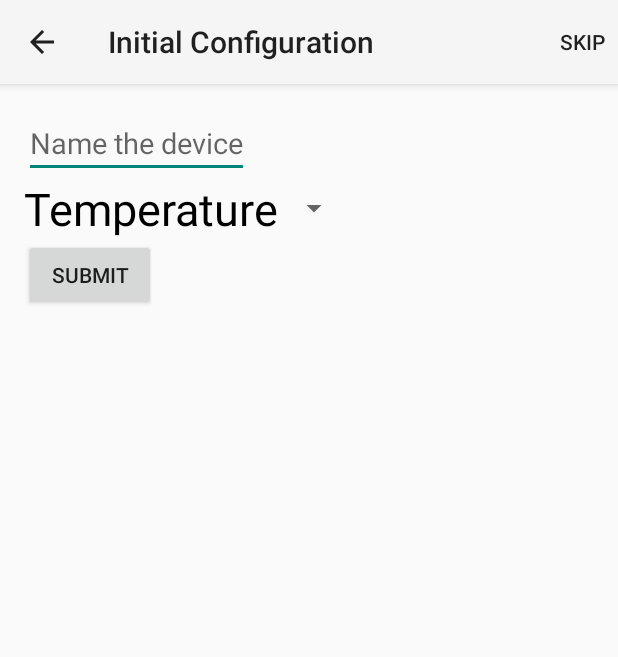
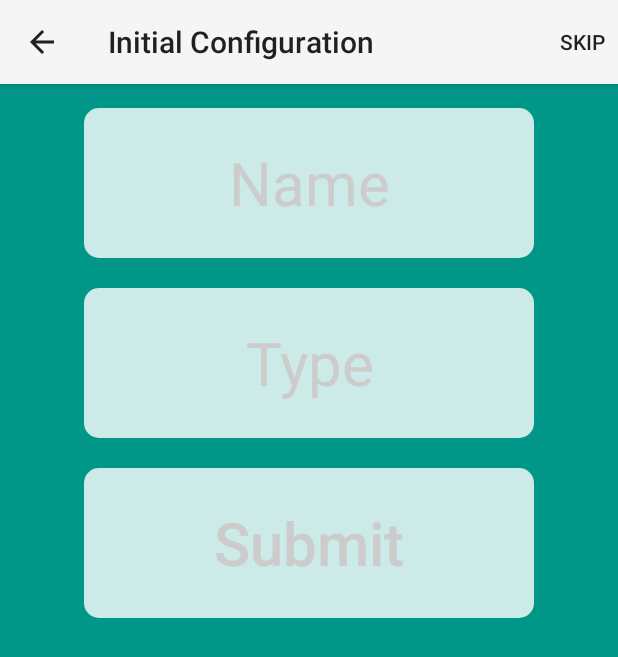
Before and after one commit to connorwstein/IoTManager, an Android app: the InitialDeviceConfiguration screen opened directly, with no data from a screen before it, on a phone screen of 412 x 824 dp. Shown: the top 657 px of the screen. Run offline under Robolectric (Android 15) with nearby library versions, the phone set to English and light mode, and no system bars.

Commit message:
added some styling to the add device workflow

```diff
--- a/app/src/main/java/com/iotmanager/AvailableDevices.java
+++ b/app/src/main/java/com/iotmanager/AvailableDevices.java
@@ -72,7 +72,7 @@ public class AvailableDevices extends AppCompatActivity {
         listView=(ListView)findViewById(R.id.networkList);
         ArrayAdapter<String> arrayAdapter=new ArrayAdapter<String>(
                 this,
-                android.R.layout.simple_list_item_1,
+                R.layout.list,
                 getDeviceSSIDs()
         );
         listView.setAdapter(arrayAdapter);
--- a/app/src/main/java/com/iotmanager/AvailableNetworks.java
+++ b/app/src/main/java/com/iotmanager/AvailableNetworks.java
@@ -73,7 +73,7 @@ public class AvailableNetworks extends AppCompatActivity {
         networkListView=(ListView)findViewById(R.id.listNetworks);
         ArrayAdapter<String> arrayAdapter=new ArrayAdapter<String>(
                 this,
-                android.R.layout.simple_list_item_1,
+                R.layout.list,
                 getAllSSIDs()
         );
         networkListView.setAdapter(arrayAdapter);
--- a/app/src/main/java/com/iotmanager/InitialDeviceConfiguration.java
+++ b/app/src/main/java/com/iotmanager/InitialDeviceConfiguration.java
@@ -1,16 +1,20 @@
 package com.iotmanager;
 import static com.iotmanager.Constants.*;
 import android.content.Intent;
+import android.graphics.Color;
 import android.os.Bundle;
 import android.support.v7.app.AppCompatActivity;
 import android.util.Log;
 import android.view.Menu;
 import android.view.MenuItem;
 import android.view.View;
+import android.widget.AdapterView;
 import android.widget.ArrayAdapter;
 import android.widget.Button;
 import android.widget.EditText;
+import android.widget.ScrollView;
 import android.widget.Spinner;
+import android.widget.TextView;
 import android.widget.Toast;
 
 import java.util.ArrayList;
@@ -35,13 +39,20 @@ public class InitialDeviceConfiguration extends AppCompatActivity {
         deviceCommunicationHandler=new DeviceCommunicationHandler(DEFAULT_DEVICE_IP,DEFAULT_DEVICE_TCP_PORT,this);
         nameDevice=(EditText)findViewById(R.id.nameDevice);
         nameDeviceSubmit=(Button)findViewById(R.id.nameDeviceSubmit);
+        nameDeviceSubmit.setTextColor(Color.parseColor("#cccccc"));
         nameDeviceSubmit.setOnClickListener(new View.OnClickListener() {
             @Override
             public void onClick(View v) {
+
                 if(nameDevice.getText().toString().equals("")){
                     Toast.makeText(InitialDeviceConfiguration.this,"Please enter a name for the device",Toast.LENGTH_SHORT).show();
                     return;
                 }
+                if(deviceType.getSelectedItem().toString().equals("Type")){
+                    Toast.makeText(InitialDeviceConfiguration.this,"Please select type of device",Toast.LENGTH_SHORT).show();
+                    return;
+                }
+                nameDeviceSubmit.setTextColor(Color.BLACK);
                 String nameResponse=deviceCommunicationHandler.sendDataGetResponse(COMMAND_NAME+nameDevice.getText().toString());
                 String typeResponse=deviceCommunicationHandler.sendDataGetResponse(COMMAND_TYPE+deviceType.getSelectedItem().toString());
                 if(nameResponse.equals(RESPONSE_NAME_SUCCESS)&&typeResponse.equals(RESPONSE_TYPE_SUCCESS)){
@@ -63,6 +74,7 @@ public class InitialDeviceConfiguration extends AppCompatActivity {
     private void setUpSpinner(){
         deviceType=(Spinner)findViewById(R.id.deviceType);
         ArrayList<String> types=new ArrayList<String>();
+        types.add("Type");
         types.add("Temperature");
         types.add("Lighting");
         ArrayAdapter<String> adapter=new ArrayAdapter<String>(
@@ -71,6 +83,21 @@ public class InitialDeviceConfiguration extends AppCompatActivity {
                 types
         );
         deviceType.setAdapter(adapter);
+        deviceType.setOnItemSelectedListener(new AdapterView.OnItemSelectedListener() {
+            @Override
+            public void onItemSelected(AdapterView<?> parent, View view, int position, long id) {
+                Log.i(TAG, "Item selected");
+                String selected=((TextView)parent.getChildAt(0)).getText().toString();
+                if(!selected.equals("Type")){
+                    ((TextView) parent.getChildAt(0)).setTextColor(Color.BLACK);
+                }
+            }
+
+            @Override
+            public void onNothingSelected(AdapterView<?> parent) {
+
+            }
+        });
     }
 
     @Override
--- a/app/src/main/java/com/iotmanager/UdpBroadcast.java
+++ b/app/src/main/java/com/iotmanager/UdpBroadcast.java
@@ -97,7 +97,7 @@ public class UdpBroadcast extends AsyncTask<Object,Void,Boolean> {
 
         ArrayAdapter<String> deviceNameAdapter=new ArrayAdapter<String>(
                 context,
-                R.layout.device_list, //device list has size of text in the listView
+                R.layout.list, //device list has size of text in the listView
                 deviceInformation.get(0) //the first list has the names
         );
         devicesListView.setAdapter(deviceNameAdapter);
--- a/app/src/main/res/drawable/edit_text_style.xml
+++ b/app/src/main/res/drawable/edit_text_style.xml
@@ -1,27 +1,11 @@
 <?xml version="1.0" encoding="utf-8"?>
-<layer-list xmlns:android="http://schemas.android.com/apk/res/android" >
-
-    <item>
-        <shape>
-            <solid android:color="#c2c2c2" />
-        </shape>
-    </item>
-
-    <!-- main color -->
-    <item
-        android:bottom="1.5dp"
-        android:left="1.5dp"
-        android:right="1.5dp">
-        <shape>
-            <solid android:color="#000" />
-        </shape>
-    </item>
-
-    <!-- draw another block to cut-off the left and right bars -->
-    <item android:bottom="5.0dp">
-        <shape>
-            <solid android:color="#000" />
-        </shape>
-    </item>
-
-</layer-list>
+<shape
+    xmlns:android="http://schemas.android.com/apk/res/android"
+    android:shape="rectangle">
+    <solid android:color="#cceae7"></solid>
+    <corners android:radius="10dp"/>
+    <size
+        android:height="100dp"
+        android:width="300dp"
+        ></size>
+</shape>
--- a/app/src/main/res/layout/activity_add_device.xml
+++ b/app/src/main/res/layout/activity_add_device.xml
@@ -4,12 +4,13 @@
     android:paddingRight="@dimen/activity_horizontal_margin"
     android:paddingTop="@dimen/activity_vertical_margin"
     android:paddingBottom="@dimen/activity_vertical_margin" tools:context=".MainActivity"
-    android:background="@color/lightgrey">
+    android:background="#009688">
 
     <ListView
         android:layout_width="wrap_content"
         android:layout_height="wrap_content"
         android:id="@+id/networkList"
         android:layout_centerVertical="false"
-        android:layout_centerHorizontal="true" />
+        android:layout_centerHorizontal="true"
+        android:background="#009688"/>
 </RelativeLayout>
--- a/app/src/main/res/layout/activity_device_category.xml
+++ b/app/src/main/res/layout/activity_device_category.xml
@@ -5,7 +5,7 @@
     android:paddingTop="@dimen/activity_vertical_margin"
     android:paddingBottom="@dimen/activity_vertical_margin"
     tools:context="com.example.connorstein.IoTManager.DeviceCategory"
-    android:background="@color/lightgrey">
+    android:background="#009688">
 
     <ListView
         android:layout_width="wrap_content"
--- a/app/src/main/res/layout/activity_initial_device_configuration.xml
+++ b/app/src/main/res/layout/activity_initial_device_configuration.xml
@@ -4,36 +4,45 @@
     android:paddingRight="@dimen/activity_horizontal_margin"
     android:paddingTop="@dimen/activity_vertical_margin"
     android:paddingBottom="@dimen/activity_vertical_margin"
+    android:background="#009688"
     tools:context="com.example.connorstein.IoTManager.InitialDeviceConfiguration">
 
     <Button
-        android:layout_width="wrap_content"
-        android:layout_height="wrap_content"
+        android:layout_width="300dp"
+        android:layout_height="100dp"
         android:text="Submit"
+        android:textSize="40sp"
+        android:textAllCaps="false"
+        android:textColor="#cccccc"
+        android:background="@drawable/edit_text_style"
         android:id="@+id/nameDeviceSubmit"
         android:layout_below="@+id/deviceType"
-        android:layout_alignParentLeft="true"
-        android:layout_alignParentStart="true" />
+        android:layout_centerHorizontal="true" />
 
     <EditText
-        android:layout_width="wrap_content"
-        android:layout_height="wrap_content"
+        android:layout_width="300dp"
+        android:layout_height="100dp"
         android:id="@+id/nameDevice"
         android:inputType="textNoSuggestions"
-        android:hint="Name the device"
-        android:textSize="19sp"
-        android:layout_alignParentTop="true"
-        android:layout_alignParentLeft="true"
-        android:layout_alignParentStart="true"
-        android:theme="@drawable/edit_text_style"/>
+        android:hint="Name"
+        android:gravity="center"
+        android:textColorHint="#cccccc"
+        android:textSize="40sp"
+        android:layout_centerHorizontal="true"
+        android:layout_marginBottom="20dp"
+        android:background="@drawable/edit_text_style"/>
+
 
     <Spinner
-        android:layout_width="wrap_content"
-        android:layout_height="wrap_content"
+        android:layout_width="300dp"
+        android:layout_height="100dp"
         android:id="@+id/deviceType"
         android:contentDescription="Type"
+        android:layout_marginBottom="20dp"
+        android:textSize="40sp"
+        android:gravity="center"
         android:layout_below="@+id/nameDevice"
-        android:layout_alignParentLeft="true"
-        android:layout_alignParentStart="true" />
+        android:layout_centerHorizontal="true"
+        android:background="@drawable/edit_text_style"/>
 
 </RelativeLayout>
--- a/app/src/main/res/layout/device_list.xml
+++ b/app/src/main/res/layout/list.xml
@@ -1,9 +1,9 @@
 <?xml version="1.0" encoding="utf-8"?>
 <TextView xmlns:android="http://schemas.android.com/apk/res/android"
-    android:id="@android:id/text1"
+    android:id="@+id/devicelist"
     android:paddingTop="10dip"
     android:paddingBottom="10dip"
     android:layout_width="fill_parent"
     android:layout_height="wrap_content"
-    android:textSize="20dp"
-></TextView>
+    android:textColor="#cccccc"
+    android:textSize="30sp" />
--- a/app/src/main/res/layout/spinner_layout.xml
+++ b/app/src/main/res/layout/spinner_layout.xml
@@ -3,6 +3,7 @@
     android:id="@+id/spinnerTarget"
     android:layout_width="fill_parent"
     android:layout_height="wrap_content"
-    android:textColor="#000000"
-    android:textSize="30sp"
-    />
+    android:background="#cceae7"
+    android:textSize="40sp"
+    android:gravity="center"
+    android:textColor="#cccccc" />
```
Also changed, not shown: app/src/main/res/layout/activity_device.xml (+5 -3 lines), app/src/main/res/layout/home.xml (+4 -3 lines).
